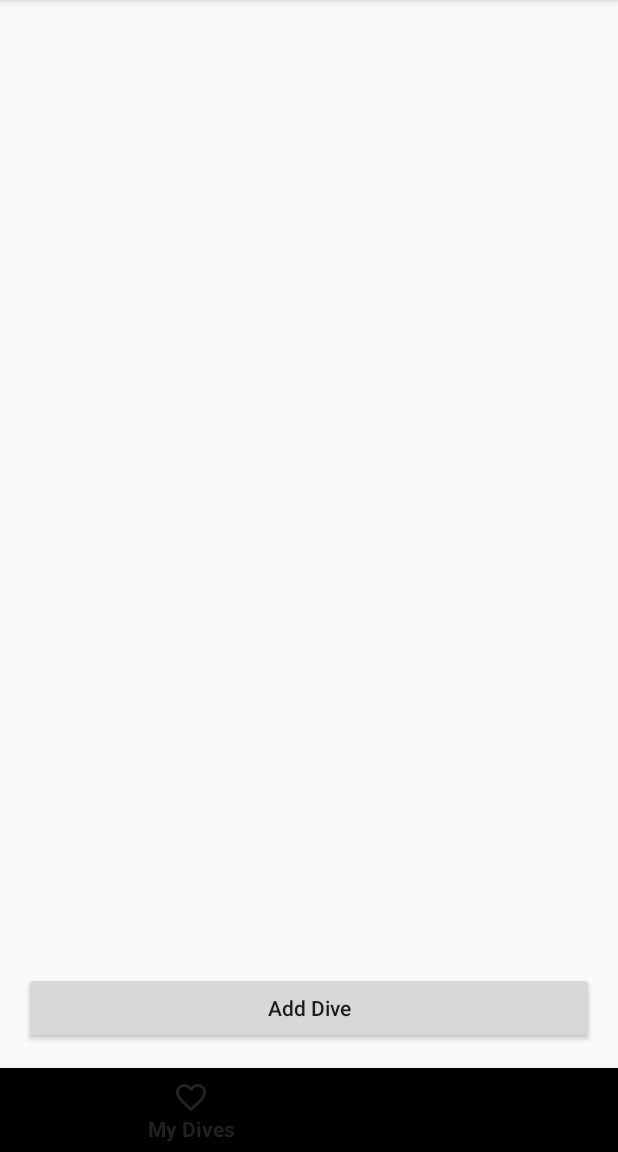
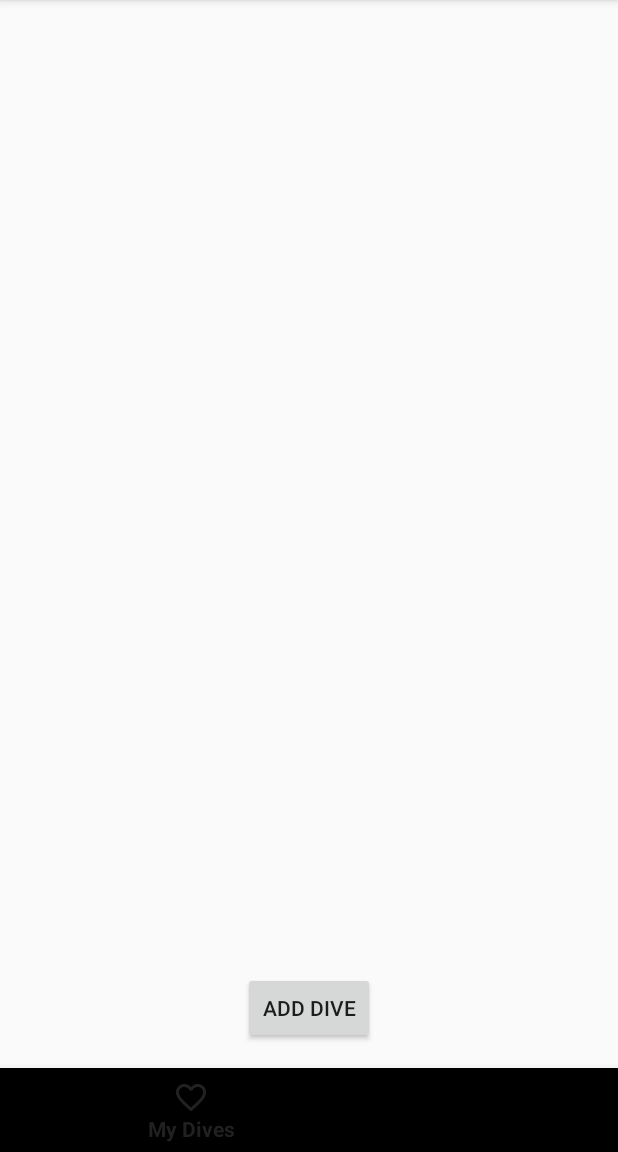
Before and after one commit to ChrisMaher3/Dive-Log, an Android app: the screen it shows after launch (MainActivity), item 2 of the bottom bar chosen, on a phone screen of 412 x 824 dp, the part 84-1236 px from its top. Run offline under Robolectric (Android 15) with nearby library versions, the phone set to English and light mode, and no system bars.

Commit message:
nicer looking dive menu

```diff
--- a/app/src/main/java/com/example/divelog/MyDivesFragment.kt
+++ b/app/src/main/java/com/example/divelog/MyDivesFragment.kt
@@ -2,23 +2,23 @@ package com.example.divelog
 
 import android.app.AlertDialog
 import android.os.Bundle
+import android.util.Log
 import android.view.LayoutInflater
 import android.view.View
 import android.view.ViewGroup
-import android.widget.AdapterView
-import android.widget.ArrayAdapter
 import android.widget.Button
-import android.widget.ListView
+import android.widget.Toast
 import androidx.fragment.app.Fragment
-import android.widget.Toast
+import androidx.recyclerview.widget.LinearLayoutManager
+import androidx.recyclerview.widget.RecyclerView
 
 class MyDivesFragment : Fragment() {
 
-    private lateinit var divesListView: ListView
+    private lateinit var divesRecyclerView: RecyclerView
     private lateinit var addDiveButton: Button
 
     private var dives: MutableList<Dive> = mutableListOf()
-    private lateinit var adapter: ArrayAdapter<Dive>
+    private lateinit var adapter: DiveAdapter
 
     companion object {
         fun newInstance(dives: List<Dive>): MyDivesFragment {
@@ -36,6 +36,9 @@ class MyDivesFragment : Fragment() {
         arguments?.let {
             dives = it.getParcelableArrayList("dives") ?: mutableListOf()
         }
+
+        // Log the number of dives loaded to ensure it's working
+        Log.d("MyDivesFragment", "Number of dives loaded: ${dives.size}")
     }
 
     override fun onCreateView(
@@ -46,17 +49,19 @@ class MyDivesFragment : Fragment() {
         val view = inflater.inflate(R.layout.fragment_my_dives, container, false)
 
         // Initialize views
-        divesListView = view.findViewById(R.id.divesListView)
+        divesRecyclerView = view.findViewById(R.id.divesRecyclerView)
         addDiveButton = view.findViewById(R.id.addDiveButton)
 
-        // Set up the adapter for the ListView
-        adapter = ArrayAdapter(requireContext(), android.R.layout.simple_list_item_1, dives)
-        divesListView.adapter = adapter
+        // Set up the RecyclerView with a LinearLayoutManager
+        divesRecyclerView.layoutManager = LinearLayoutManager(requireContext())
 
-        // Handle long click for dive deletion
-        divesListView.setOnItemLongClickListener { parent, view, position, id ->
-            showDeleteDiveDialog(position)
-            true
+        // Check if the list of dives is empty
+        if (dives.isEmpty()) {
+            Toast.makeText(requireContext(), "No dives available", Toast.LENGTH_SHORT).show()
+        } else {
+            // Set up the adapter for RecyclerView
+            adapter = DiveAdapter(dives) { dive, position -> onLongClickDive(dive, position) }
+            divesRecyclerView.adapter = adapter
         }
 
         // Set up "Add Dive" button click listener
@@ -66,6 +71,11 @@ class MyDivesFragment : Fragment() {
         }
 
         return view
+    }
+
+    // Handle long click for dive deletion
+    private fun onLongClickDive(dive: Dive, position: Int) {
+        showDeleteDiveDialog(position)
     }
 
     // Show a confirmation dialog to delete a dive
@@ -89,7 +99,7 @@ class MyDivesFragment : Fragment() {
 
         // Remove from list and update the adapter
         dives.removeAt(position)
-        adapter.notifyDataSetChanged()
+        adapter.notifyItemRemoved(position)
 
         Toast.makeText(requireContext(), "Dive deleted", Toast.LENGTH_SHORT).show()
     }
--- a/app/src/main/res/layout/fragment_my_dives.xml
+++ b/app/src/main/res/layout/fragment_my_dives.xml
@@ -6,24 +6,23 @@
     android:orientation="vertical"
     android:padding="16dp">
 
-    <!-- ListView to display the list of dives -->
-    <ListView
-        android:id="@+id/divesListView"
+    <!-- RecyclerView for displaying the list of dives -->
+    <androidx.recyclerview.widget.RecyclerView
+        android:id="@+id/divesRecyclerView"
         android:layout_width="match_parent"
         android:layout_height="0dp"
         android:layout_weight="1"
-        android:choiceMode="multipleChoice"
-        android:listSelector="@android:color/holo_blue_light"
-        android:divider="@android:color/darker_gray"
-        android:dividerHeight="1dp"
-        android:paddingBottom="16dp"/>
+        android:clipToPadding="false"
+        android:scrollbars="vertical" />
 
-    <!-- Button for adding new dives -->
+    <!-- Button for adding a new dive -->
     <Button
         android:id="@+id/addDiveButton"
-        android:layout_width="match_parent"
+        android:layout_width="wrap_content"
         android:layout_height="wrap_content"
         android:text="Add Dive"
-        android:textAllCaps="false" />
+        android:layout_gravity="center_horizontal"
+        android:padding="8dp"
+        android:layout_marginTop="16dp" />
 
 </LinearLayout>
```
Also changed, not shown: app/src/main/java/com/example/divelog/DiveAdapter.kt (added, +48 -0 lines), app/src/main/res/layout/dive_item.xml (added, +39 -0 lines).
